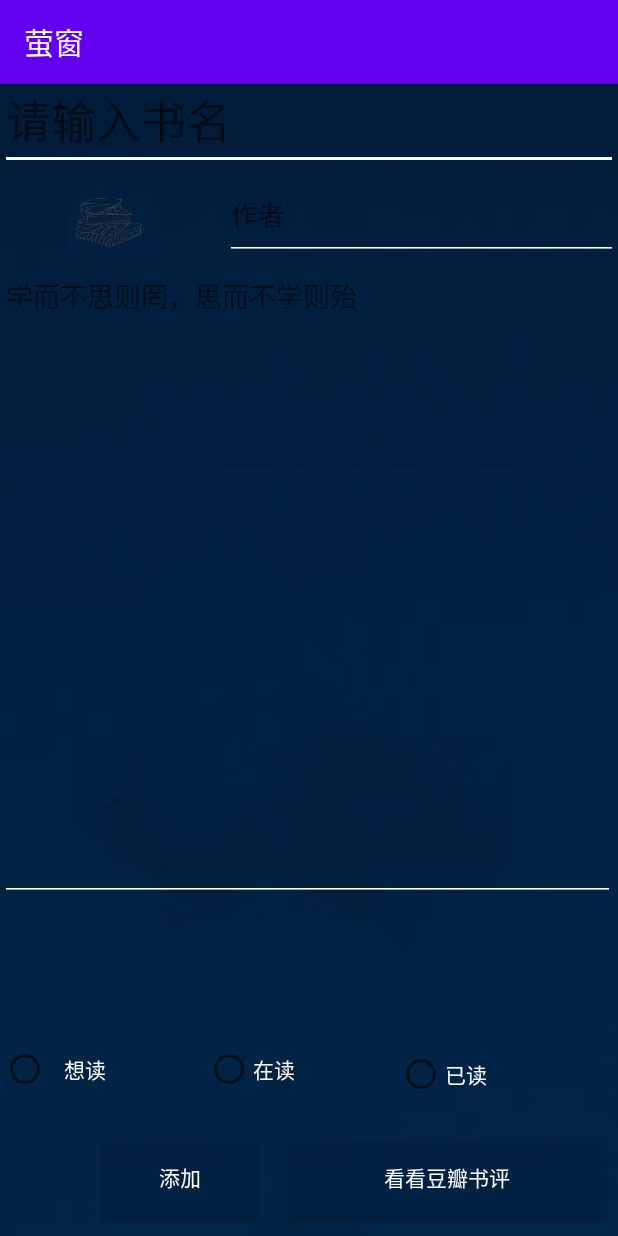
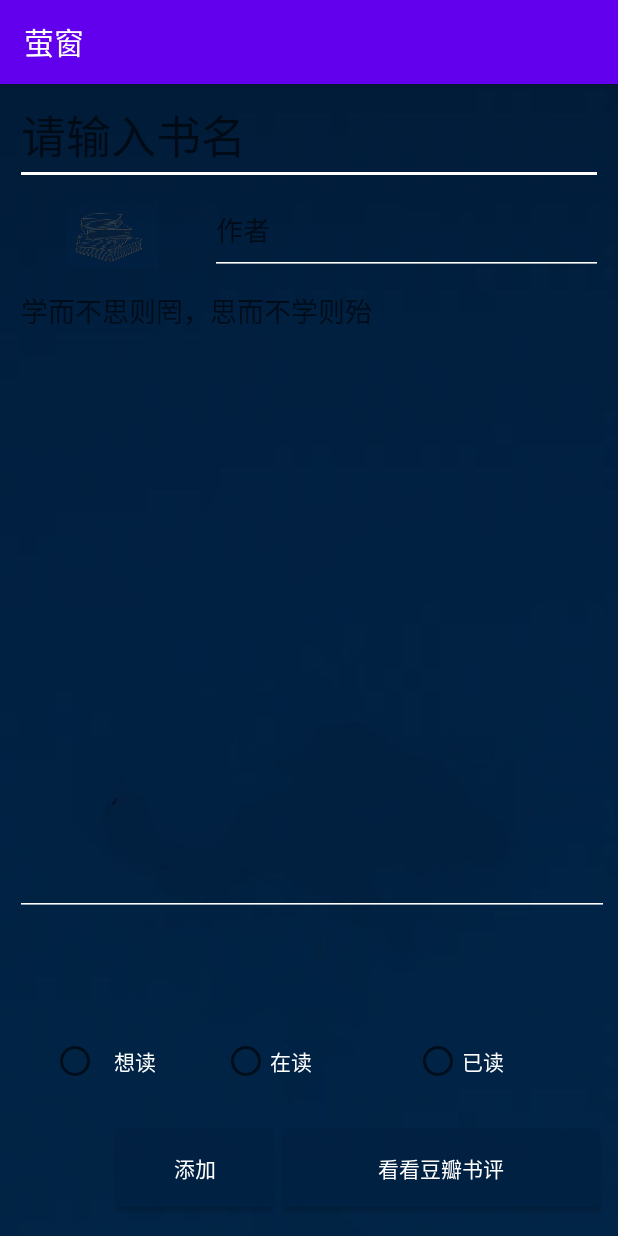
Before and after one commit to jessie-ran/Bookshelf, an Android app: the MainActivity6 screen opened directly, with no data from a screen before it, on a phone screen of 412 x 824 dp. Run offline under Robolectric (Android 15) with nearby library versions, the phone set to English and light mode, and no system bars.

Commit message:
我准备试试评分了

```diff
--- a/app/src/main/java/swufe/com/bookshelf/MainActivity7.java
+++ b/app/src/main/java/swufe/com/bookshelf/MainActivity7.java
@@ -75,7 +75,7 @@ ListView listview;
        t_want.setText(cou_did[2]);
         //偷懒是不行的，还是要换成数组
         //因为他会不显示
-
+/*
 //下面是关于统计显示的问题：
         //那么目前我们需要解决的问题是：
         //1、要不要新建一张表作为数据，
@@ -121,7 +121,7 @@ ListView listview;
 
      */
 
-
+/*
         //这个数据是用来测试的，结果表明，没有数据
         //返回去检查建表是否发生了错误
         //返回去检查的地方：建表，插入数据，特别是截取字符串的地方
@@ -141,5 +141,7 @@ ListView listview;
         //隐藏右边的Y轴
         line.getAxisRight().setEnabled(false);
 
+ */
+
     }
 }
--- a/app/src/main/res/layout/activity_main3.xml
+++ b/app/src/main/res/layout/activity_main3.xml
@@ -5,12 +5,15 @@
     android:layout_width="match_parent"
     android:layout_height="match_parent"
     android:orientation="vertical"
+
     tools:context=".MainActivity3" >
 
     <androidx.constraintlayout.widget.ConstraintLayout
         android:layout_width="match_parent"
         android:layout_height="match_parent"
-        android:background="@drawable/sec">
+        android:paddingRight="20dp"
+        android:paddingLeft="10dp"
+        android:background="@drawable/ass">
 
         <EditText
             android:id="@+id/phoneNumber"
--- a/app/src/main/res/layout/activity_main6.xml
+++ b/app/src/main/res/layout/activity_main6.xml
@@ -4,6 +4,10 @@
     xmlns:tools="http://schemas.android.com/tools"
     android:layout_width="match_parent"
     android:layout_height="match_parent"
+    android:paddingRight="10dp"
+    android:paddingLeft="10dp"
+    android:paddingTop="10dp"
+    android:paddingBottom="10dp"
     android:background="@drawable/mmmmmmm"
     tools:context=".MainActivity6">
 
@@ -98,11 +102,11 @@
 
     <LinearLayout
 
+        android:id="@+id/linearLayout"
+        android:layout_width="384dp"
+        android:layout_height="61dp"
+        android:orientation="vertical"
         android:textColor="#FFFFFF"
-        android:id="@+id/linearLayout"
-        android:layout_width="411dp"
-        android:layout_height="64dp"
-        android:orientation="vertical"
         app:layout_constraintBottom_toBottomOf="parent"
         app:layout_constraintEnd_toEndOf="parent"
         app:layout_constraintStart_toStartOf="parent"
@@ -114,39 +118,41 @@
             android:layout_height="match_parent"
             android:orientation="horizontal"
             app:layout_constraintEnd_toEndOf="parent"
+            android:layout_marginBottom="10dp"
+            android:paddingLeft="20dp"
             app:layout_constraintStart_toStartOf="parent"
             tools:ignore="MissingConstraints">
 
 
             <RadioButton
                 android:id="@+id/wantButtonId"
-                android:layout_width="136dp"
+                android:layout_width="114dp"
                 android:layout_height="match_parent"
 
-                android:textColor="#FFFFFF"
                 android:backgroundTint="#FFFFFF"
                 android:paddingLeft="10dp"
-                android:text="想读" />
+                android:text="想读"
+                android:textColor="#FFFFFF" />
 
             <RadioButton
                 android:id="@+id/doButtonId"
 
-                android:textColor="#FFFFFF"
                 android:layout_width="128dp"
                 android:layout_height="match_parent"
                 android:backgroundTint="#FFFFFF"
                 android:text="在读"
+                android:textColor="#FFFFFF"
 
                 />
 
             <RadioButton
                 android:id="@+id/didButtonId"
-                android:layout_width="146dp"
+                android:layout_width="132dp"
 
-                android:textColor="#FFFFFF"
-                android:layout_height="71dp"
+                android:layout_height="match_parent"
                 android:backgroundTint="#FFFFFF"
-                android:text="已读" />
+                android:text="已读"
+                android:textColor="#FFFFFF" />
         </RadioGroup>
 
 
--- a/app/src/main/res/layout/activity_main8.xml
+++ b/app/src/main/res/layout/activity_main8.xml
@@ -4,7 +4,11 @@
     xmlns:tools="http://schemas.android.com/tools"
     android:layout_width="match_parent"
     android:layout_height="match_parent"
-    android:background="@drawable/tao"
+    android:background="@drawable/ggg"
+    android:paddingLeft="15dp"
+    android:paddingRight="10dp"
+    android:paddingBottom="10dp"
+    android:paddingTop="10dp"
     tools:context=".MainActivity8">
 
     <Button
--- a/app/src/main/res/layout/hangbuju.xml
+++ b/app/src/main/res/layout/hangbuju.xml
@@ -23,11 +23,12 @@
 
     <TextView
         android:id="@+id/itemAuthor"
-        android:layout_width="385dp"
-        android:layout_height="38dp"
+        android:layout_width="0dp"
+        android:layout_height="39dp"
         android:gravity="end"
         android:text="@string/author"
         android:textColor="#FFFFFF"
+        android:paddingRight="16dp"
         android:textSize="20sp"
         app:layout_constraintBottom_toBottomOf="parent"
         app:layout_constraintEnd_toEndOf="parent"
--- a/app/src/main/res/values/strings.xml
+++ b/app/src/main/res/values/strings.xml
@@ -48,4 +48,5 @@
     <string name="abababba">书的评价</string>
     <string name="abab">看看我的</string>
     <string name="babba">看看大家</string>
+    <string name="njk">这里展示一个月的积分</string>
 </resources>
```
Also changed, not shown: app/src/main/res/layout/activity_main4.xml (+6 -2 lines), app/src/main/res/layout/activity_main5.xml (+15 -12 lines), app/src/main/res/layout/activity_main7.xml (+23 -9 lines), app/src/main/res/drawable/ass.png (added), app/src/main/res/drawable/ggg.jpg (added).
